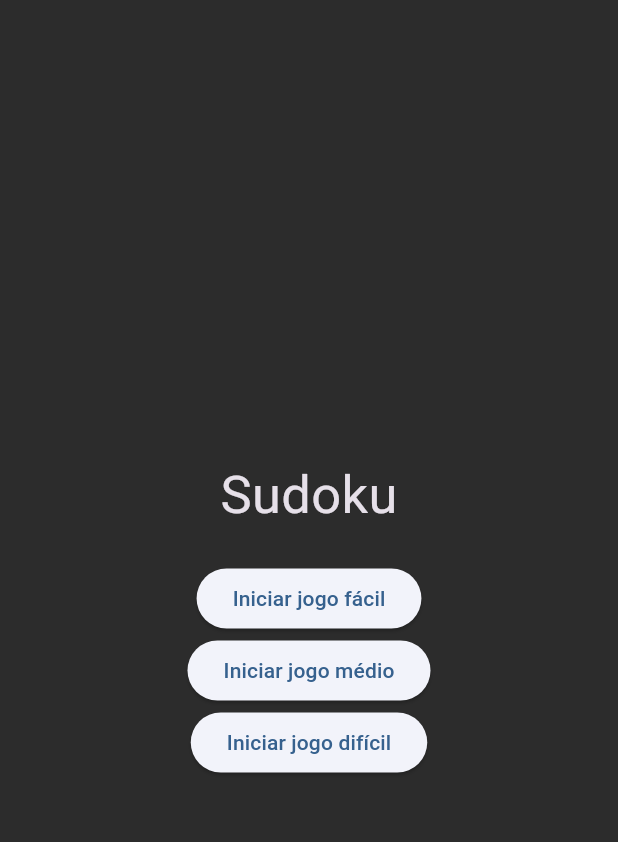
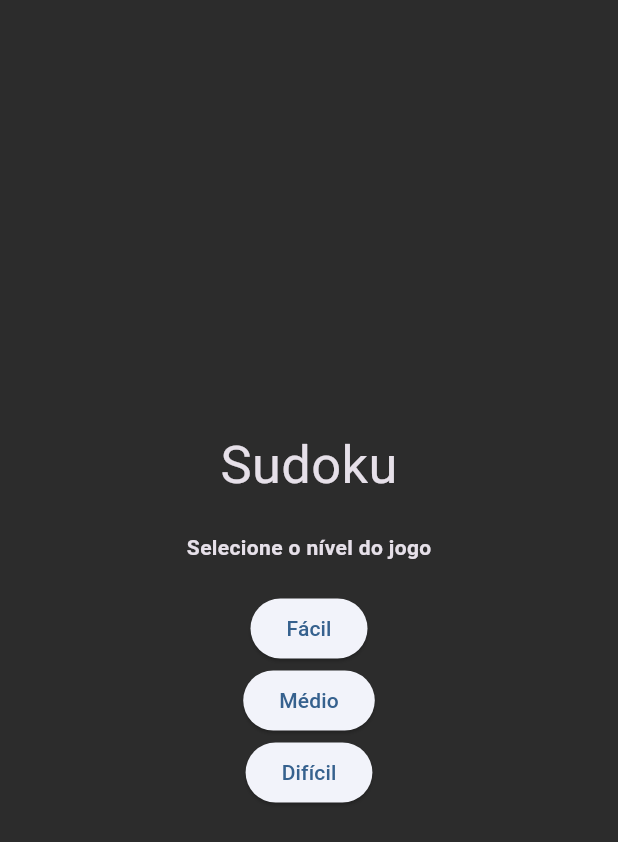
Before and after one commit to WellingtonNico/sudoku, a Flutter app: the screen it shows after launch, on a phone screen of 412 x 824 dp. Shown: the top 842 px of the screen. Run offline on Flutter 3.47's test engine with Material 3 defaults, Android fonts, the light colour scheme and no system bars; our stand-ins replace get.

Commit message:
refactor: melhoria no gerador

```diff
--- a/lib/screens/game/index.dart
+++ b/lib/screens/game/index.dart
@@ -30,17 +30,22 @@ class GameScreen extends StatelessWidget {
                 children: [
                   const Text('Sudoku', style: TextStyle(fontSize: 35)),
                   const SizedBox(height: 20),
+                  const Text(
+                    'Selecione o nível do jogo',
+                    style: TextStyle(fontWeight: FontWeight.bold),
+                  ),
+                  const SizedBox(height: 20),
                   ElevatedButton(
                     onPressed: () => controller.iniciarGame(45),
-                    child: const Text('Iniciar jogo fácil'),
+                    child: const Text('Fácil'),
                   ),
                   ElevatedButton(
                     onPressed: () => controller.iniciarGame(50),
-                    child: const Text('Iniciar jogo médio'),
+                    child: const Text('Médio'),
                   ),
                   ElevatedButton(
                     onPressed: () => controller.iniciarGame(55),
-                    child: const Text('Iniciar jogo difícil'),
+                    child: const Text('Difícil'),
                   ),
                 ],
               ),
```
Also changed, not shown: lib/models/game.dart (+11 -8 lines).
